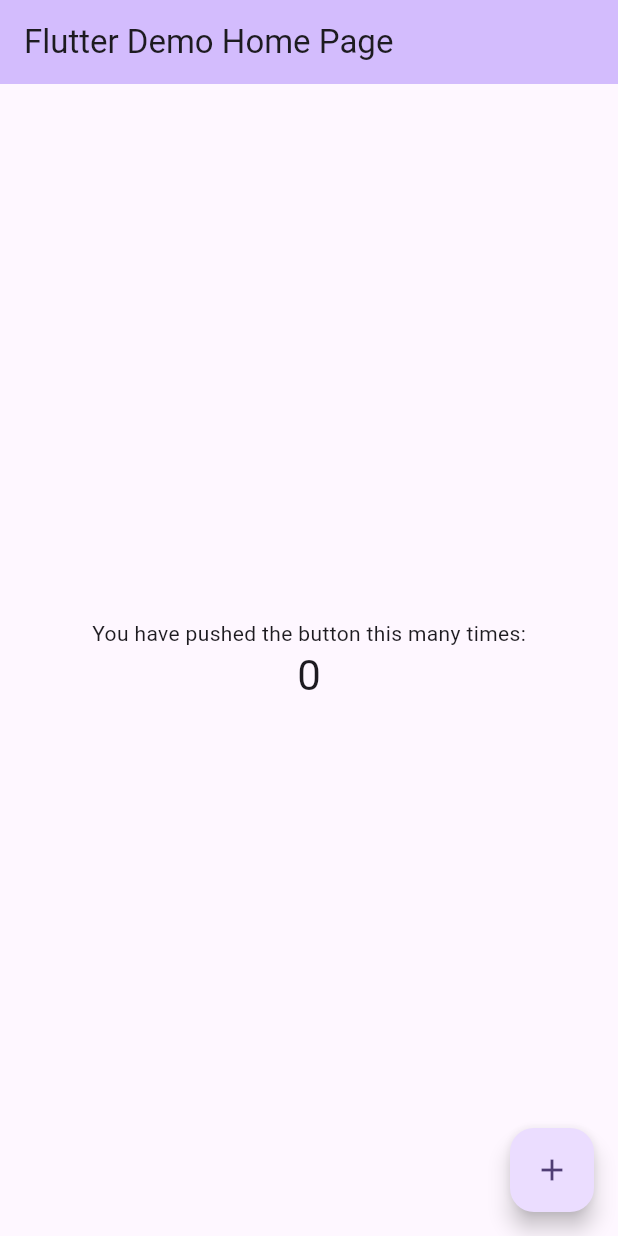
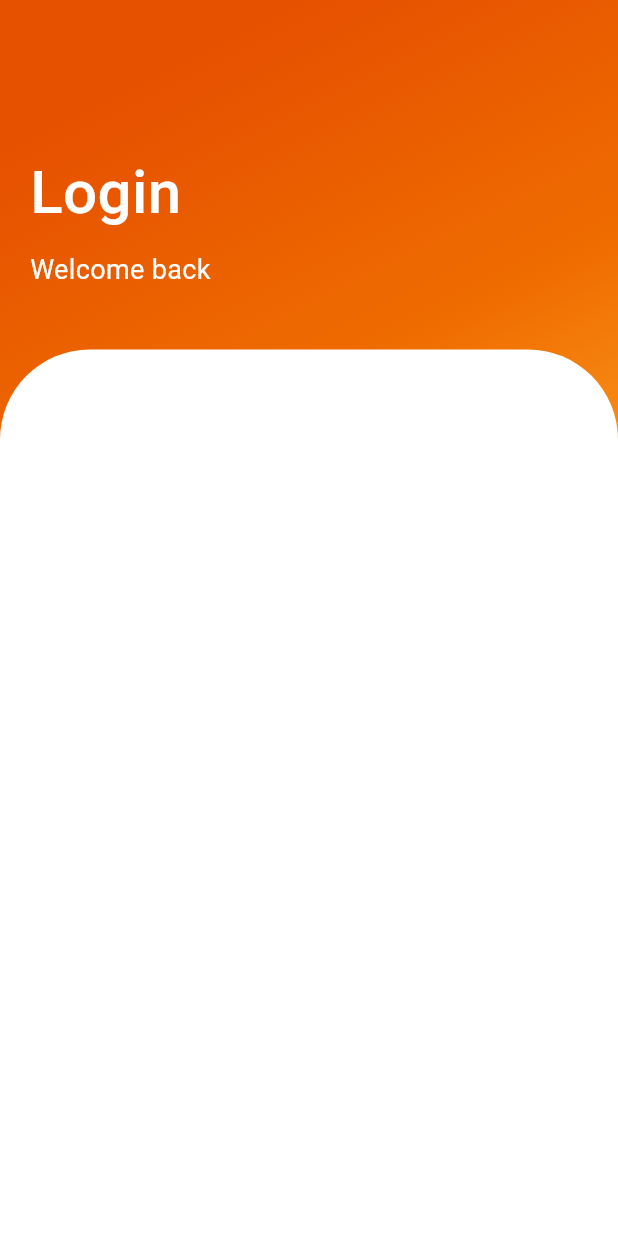
Before and after one commit to jahanzebnaeem/login_sample_orange, a Flutter app: the screen it shows after launch, on a phone screen of 412 x 824 dp. Run offline on Flutter 3.47's test engine with Material 3 defaults, Android fonts, the phone set to English and light mode, and no system bars.

Commit message:
Update main.dart and widget_test.dart
Started the design by updating main.dart and widget_test.dart has the updated project name.

```diff
--- a/lib/main.dart
+++ b/lib/main.dart
@@ -1,122 +1,67 @@
 import 'package:flutter/material.dart';
 
 void main() {
-  runApp(const MyApp());
+  runApp(MaterialApp(debugShowCheckedModeBanner: false, home: HomePage()));
 }
 
-class MyApp extends StatelessWidget {
-  const MyApp({super.key});
-
-  // This widget is the root of your application.
-  @override
-  Widget build(BuildContext context) {
-    return MaterialApp(
-      title: 'Flutter Demo',
-      theme: ThemeData(
-        // This is the theme of your application.
-        //
-        // TRY THIS: Try running your application with "flutter run". You'll see
-        // the application has a purple toolbar. Then, without quitting the app,
-        // try changing the seedColor in the colorScheme below to Colors.green
-        // and then invoke "hot reload" (save your changes or press the "hot
-        // reload" button in a Flutter-supported IDE, or press "r" if you used
-        // the command line to start the app).
-        //
-        // Notice that the counter didn't reset back to zero; the application
-        // state is not lost during the reload. To reset the state, use hot
-        // restart instead.
-        //
-        // This works for code too, not just values: Most code changes can be
-        // tested with just a hot reload.
-        colorScheme: ColorScheme.fromSeed(seedColor: Colors.deepPurple),
-      ),
-      home: const MyHomePage(title: 'Flutter Demo Home Page'),
-    );
-  }
-}
-
-class MyHomePage extends StatefulWidget {
-  const MyHomePage({super.key, required this.title});
-
-  // This widget is the home page of your application. It is stateful, meaning
-  // that it has a State object (defined below) that contains fields that affect
-  // how it looks.
-
-  // This class is the configuration for the state. It holds the values (in this
-  // case the title) provided by the parent (in this case the App widget) and
-  // used by the build method of the State. Fields in a Widget subclass are
-  // always marked "final".
-
-  final String title;
-
-  @override
-  State<MyHomePage> createState() => _MyHomePageState();
-}
-
-class _MyHomePageState extends State<MyHomePage> {
-  int _counter = 0;
-
-  void _incrementCounter() {
-    setState(() {
-      // This call to setState tells the Flutter framework that something has
-      // changed in this State, which causes it to rerun the build method below
-      // so that the display can reflect the updated values. If we changed
-      // _counter without calling setState(), then the build method would not be
-      // called again, and so nothing would appear to happen.
-      _counter++;
-    });
-  }
+class HomePage extends StatelessWidget {
+  const HomePage({super.key});
 
   @override
   Widget build(BuildContext context) {
-    // This method is rerun every time setState is called, for instance as done
-    // by the _incrementCounter method above.
-    //
-    // The Flutter framework has been optimized to make rerunning build methods
-    // fast, so that you can just rebuild anything that needs updating rather
-    // than having to individually change instances of widgets.
     return Scaffold(
-      appBar: AppBar(
-        // TRY THIS: Try changing the color here to a specific color (to
-        // Colors.amber, perhaps?) and trigger a hot reload to see the AppBar
-        // change color while the other colors stay the same.
-        backgroundColor: Theme.of(context).colorScheme.inversePrimary,
-        // Here we take the value from the MyHomePage object that was created by
-        // the App.build method, and use it to set our appbar title.
-        title: Text(widget.title),
-      ),
-      body: Center(
-        // Center is a layout widget. It takes a single child and positions it
-        // in the middle of the parent.
+      body: Container(
+        width: double.infinity,
+        decoration: BoxDecoration(
+          gradient: LinearGradient(
+            begin: AlignmentGeometry.topCenter,
+            colors: [
+              Colors.orange[900]!,
+              Colors.orange[800]!,
+              Colors.orange[400]!,
+            ],
+          ),
+        ),
         child: Column(
-          // Column is also a layout widget. It takes a list of children and
-          // arranges them vertically. By default, it sizes itself to fit its
-          // children horizontally, and tries to be as tall as its parent.
-          //
-          // Column has various properties to control how it sizes itself and
-          // how it positions its children. Here we use mainAxisAlignment to
-          // center the children vertically; the main axis here is the vertical
-          // axis because Columns are vertical (the cross axis would be
-          // horizontal).
-          //
-          // TRY THIS: Invoke "debug painting" (choose the "Toggle Debug Paint"
-          // action in the IDE, or press "p" in the console), to see the
-          // wireframe for each widget.
-          mainAxisAlignment: MainAxisAlignment.center,
+          crossAxisAlignment: CrossAxisAlignment.start,
           children: <Widget>[
-            const Text('You have pushed the button this many times:'),
-            Text(
-              '$_counter',
-              style: Theme.of(context).textTheme.headlineMedium,
+            SizedBox(height: 80),
+            Padding(
+              padding: EdgeInsets.all(20),
+              child: Column(
+                crossAxisAlignment: CrossAxisAlignment.start,
+                children: <Widget>[
+                  Text(
+                    'Login',
+                    style: TextStyle(
+                      color: Colors.white,
+                      fontSize: 40,
+                      fontWeight: FontWeight.w500,
+                    ),
+                  ),
+                  SizedBox(height: 10),
+                  Text(
+                    'Welcome back',
+                    style: TextStyle(color: Colors.white, fontSize: 18),
+                  ),
+                ],
+              ),
+            ),
+            SizedBox(height: 20),
+            Expanded(
+              child: Container(
+                decoration: BoxDecoration(
+                  color: Colors.white,
+                  borderRadius: BorderRadius.only(
+                    topLeft: Radius.circular(60),
+                    topRight: Radius.circular(60),
+                  ),
+                ),
+              ),
             ),
           ],
         ),
       ),
-      floatingActionButton: FloatingActionButton(
-        onPressed: _incrementCounter,
-        tooltip: 'Increment',
-        child: const Icon(Icons.add),
-      ), // This trailing comma makes auto-formatting nicer for build methods.
     );
   }
 }
```
Also changed, not shown: 2 other files.
